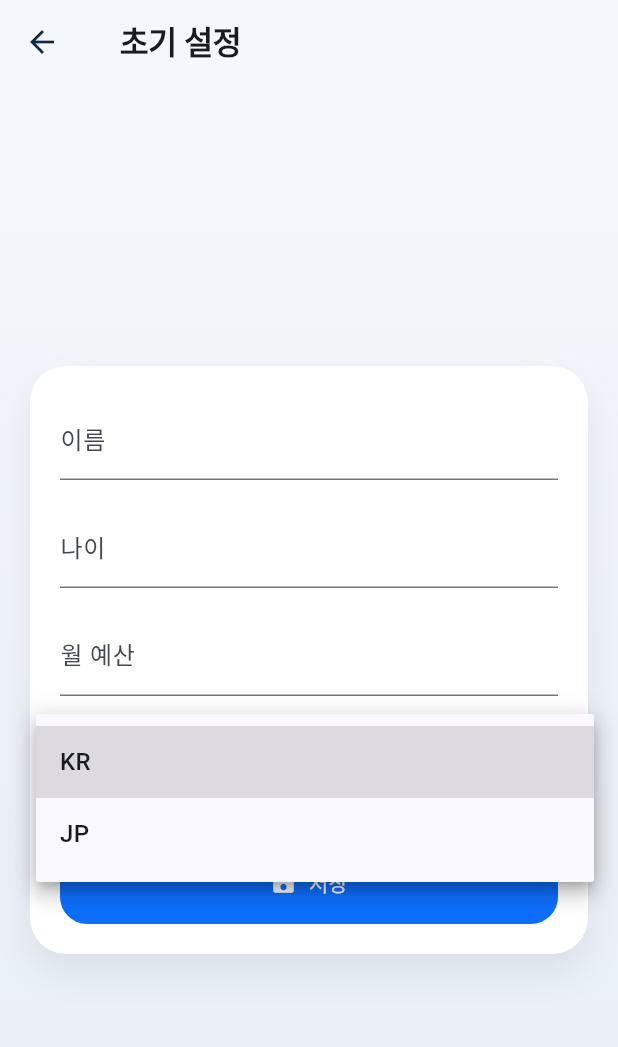
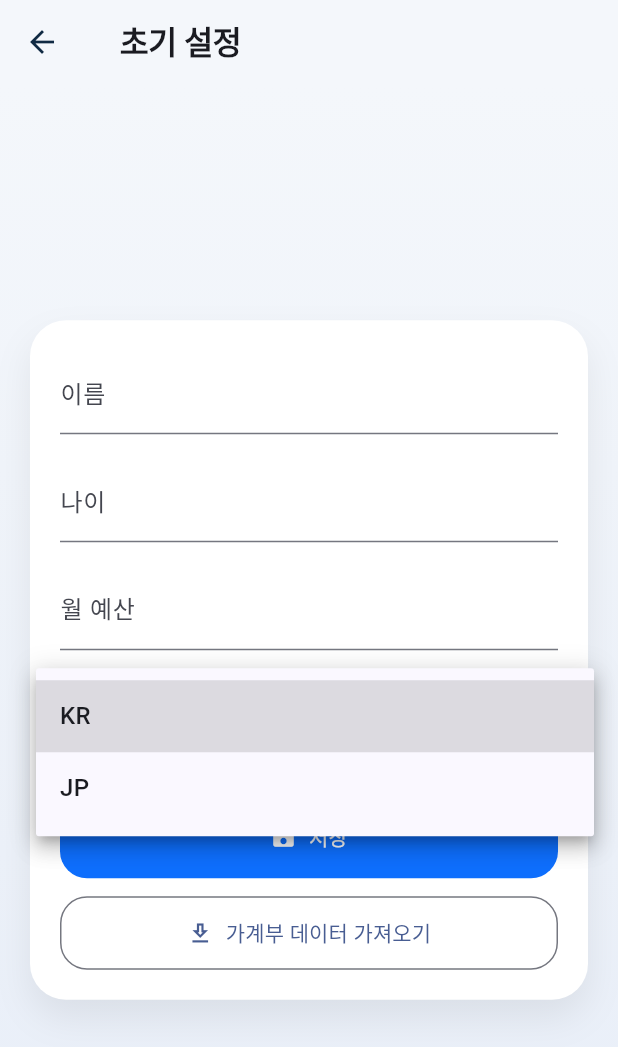
Before and after one commit to hckang17/household_ledger, a Flutter app: the SetupPage screen opened by its route, after a tap on "KR", on a phone screen of 412 x 824 dp. Shown: the top 1047 px of the screen. Run offline on Flutter 3.47's test engine with Material 3 defaults, Android fonts, the phone set to English and light mode, and no system bars; our stand-ins replace flutter_riverpod, logger, share_plus, shared_preferences, sqflite; missing offline and left inert: file_selector; accounts and stored records are empty.

Commit message:
FEAT: 초기설정에서 데이터이사 기능 추가

```diff
--- a/lib/presenter/pages/setup_page.dart
+++ b/lib/presenter/pages/setup_page.dart
@@ -117,6 +117,24 @@ class _SetupPageState extends ConsumerState<SetupPage> {
                   icon: Icons.save_rounded,
                   onPressed: _submit,
                 ),
+                const SizedBox(height: 12),
+                SizedBox(
+                  width: double.infinity,
+                  child: OutlinedButton.icon(
+                    style: OutlinedButton.styleFrom(
+                      padding: const EdgeInsets.symmetric(vertical: 14),
+                      shape: RoundedRectangleBorder(
+                        borderRadius: BorderRadius.circular(18),
+                      ),
+                    ),
+                    onPressed: () => Navigator.of(context).pushNamed(
+                      AppRouter.importDataRoute,
+                      arguments: <String, dynamic>{'fromSetup': true},
+                    ),
+                    icon: const Icon(Icons.download_outlined),
+                    label: Text(strings['importDataMenuLabel'] ?? ''),
+                  ),
+                ),
               ],
             ),
           ),
--- a/lib/router/app_router.dart
+++ b/lib/router/app_router.dart
@@ -76,7 +76,9 @@ class AppRouter {
       case exportDataRoute:
         return _buildRoute(const ExportDataPage(), settings);
       case importDataRoute:
-        return _buildRoute(const ImportDataPage(), settings);
+        final args = settings.arguments as Map<String, dynamic>?;
+        final fromSetup = args?['fromSetup'] as bool? ?? false;
+        return _buildRoute(ImportDataPage(fromSetup: fromSetup), settings);
       default:
         return _buildRoute(const OnboardingPage(), settings);
     }
```
Also changed, not shown: lib/presenter/pages/import_data_page.dart (+17 -3 lines).
